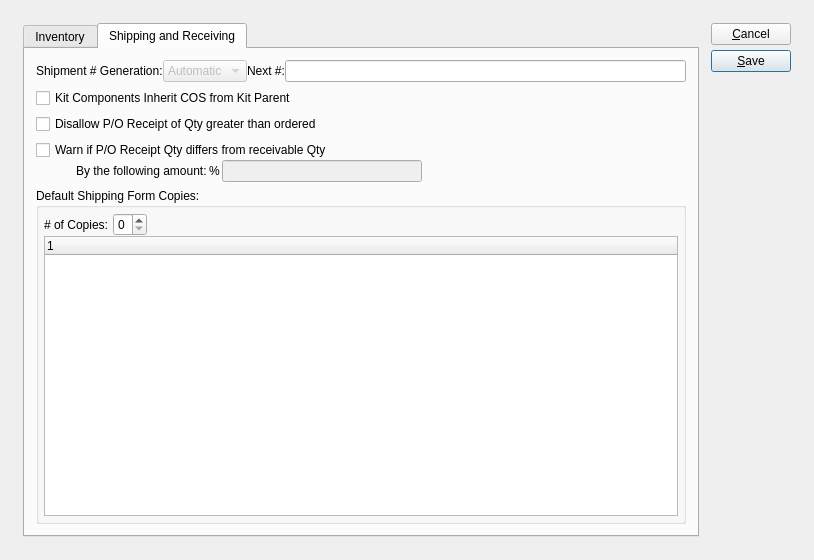
Old version of the form guiclient/configureIM.ui in the repository Pegasus-RPG/xtuple-client.
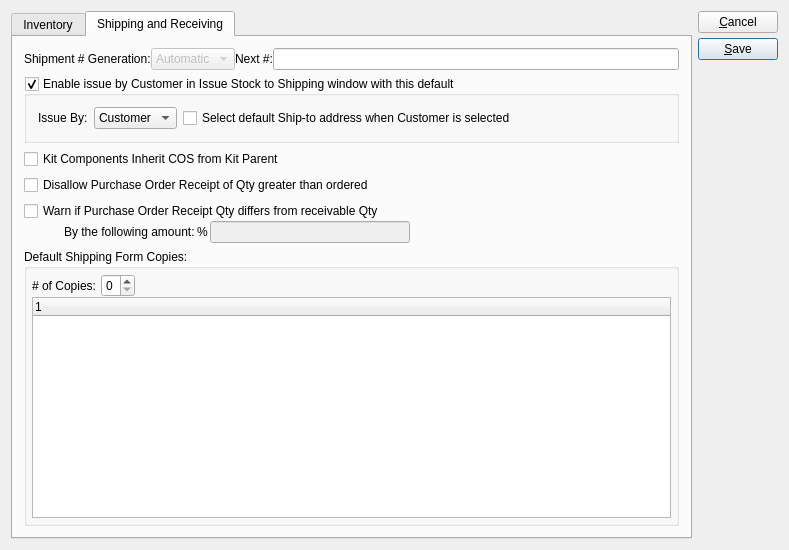
New version of the form. The open tabs and pages were chosen to show the change. Custom widgets are drawn as their Qt base class.

Commit message: issue #9063:  UI changes for consolidated shipping.  Show shipment number on issue stock to shipping window.

What changed in the file:
```diff
--- a/guiclient/configureIM.ui
+++ b/guiclient/configureIM.ui
@@ -13,22 +13,14 @@
    <rect>
     <x>0</x>
     <y>0</y>
-    <width>814</width>
-    <height>560</height>
+    <width>789</width>
+    <height>550</height>
    </rect>
   </property>
   <property name="windowTitle">
    <string>I/M Module Configuration</string>
   </property>
-  <layout class="QGridLayout" name="gridLayout_2">
-   <item row="0" column="0">
     <layout class="QGridLayout" name="gridLayout">
-     <property name="margin">
-      <number>12</number>
-     </property>
-     <property name="spacing">
-      <number>12</number>
-     </property>
      <item row="0" column="0">
       <widget class="QTabWidget" name="_tab">
        <property name="currentIndex">
@@ -532,6 +524,59 @@
            </item>
           </layout>
          </item>
+       <item>
+        <widget class="QGroupBox" name="_issueByGroup">
+         <property name="title">
+          <string>Enable issue by Customer in Issue Stock to Shipping window with this default</string>
+         </property>
+         <property name="checkable">
+          <bool>true</bool>
+         </property>
+         <layout class="QGridLayout" name="gridLayout_5">
+          <item row="0" column="0">
+           <widget class="XLabel" name="_issueByLit">
+            <property name="text">
+             <string>Issue By:</string>
+            </property>
+           </widget>
+          </item>
+          <item row="0" column="1">
+           <widget class="XComboBox" name="_issueBy">
+            <item>
+             <property name="text">
+              <string>Customer</string>
+             </property>
+            </item>
+            <item>
+             <property name="text">
+              <string>Order</string>
+             </property>
+            </item>
+           </widget>
+          </item>
+          <item row="0" column="3">
+           <spacer name="horizontalSpacer_2">
+            <property name="orientation">
+             <enum>Qt::Horizontal</enum>
+            </property>
+            <property name="sizeHint" stdset="0">
+             <size>
+              <width>40</width>
+              <height>20</height>
+             </size>
+            </property>
+           </spacer>
+          </item>
+          <item row="0" column="2">
+           <widget class="QCheckBox" name="checkBox">
+            <property name="text">
+             <string>Select default Ship-to address when Customer is selected</string>
+            </property>
+           </widget>
+          </item>
+         </layout>
+        </widget>
+       </item>
          <item>
           <widget class="QCheckBox" name="_kitInheritCOS">
            <property name="sizePolicy">
@@ -554,7 +599,7 @@
             </sizepolicy>
            </property>
            <property name="text">
-            <string>Disallow P/O Receipt of Qty greater than ordered</string>
+          <string>Disallow Purchase Order Receipt of Qty greater than ordered</string>
            </property>
           </widget>
          </item>
@@ -572,7 +617,7 @@
               </sizepolicy>
              </property>
              <property name="text">
-              <string>Warn if P/O Receipt Qty differs from receivable Qty</string>
+            <string>Warn if Purchase Order Receipt Qty differs from receivable Qty</string>
              </property>
             </widget>
            </item>
@@ -792,8 +837,6 @@
       </layout>
      </item>
     </layout>
-   </item>
-  </layout>
  </widget>
  <layoutdefault spacing="6" margin="11"/>
  <pixmapfunction>qPixmapFromMimeSource</pixmapfunction>
@@ -808,6 +851,11 @@
    <extends>QComboBox</extends>
    <header>xcombobox.h</header>
   </customwidget>
+  <customwidget>
+   <class>XLabel</class>
+   <extends>QLabel</extends>
+   <header>xlabel.h</header>
+  </customwidget>
   <customwidget>
    <class>XLineEdit</class>
    <extends>QLineEdit</extends>
```
Lines whose indentation alone changed are shown as unchanged. The commit also changes 4 other files.
